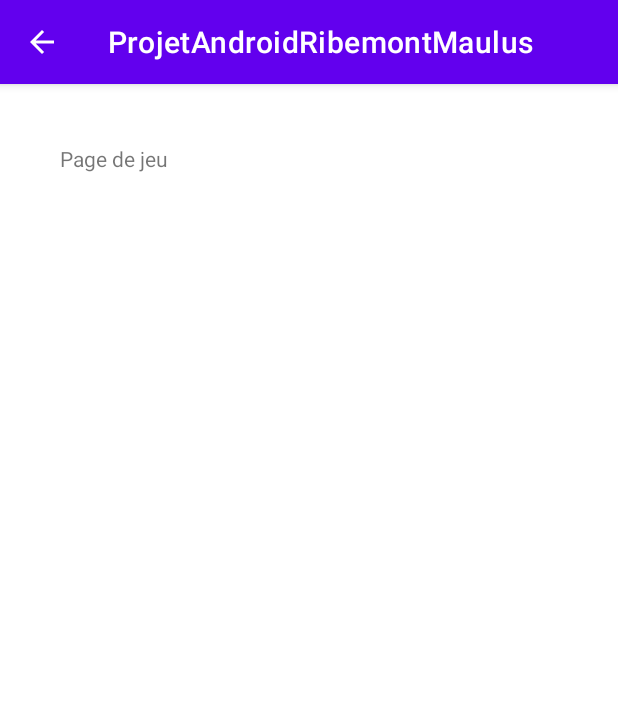
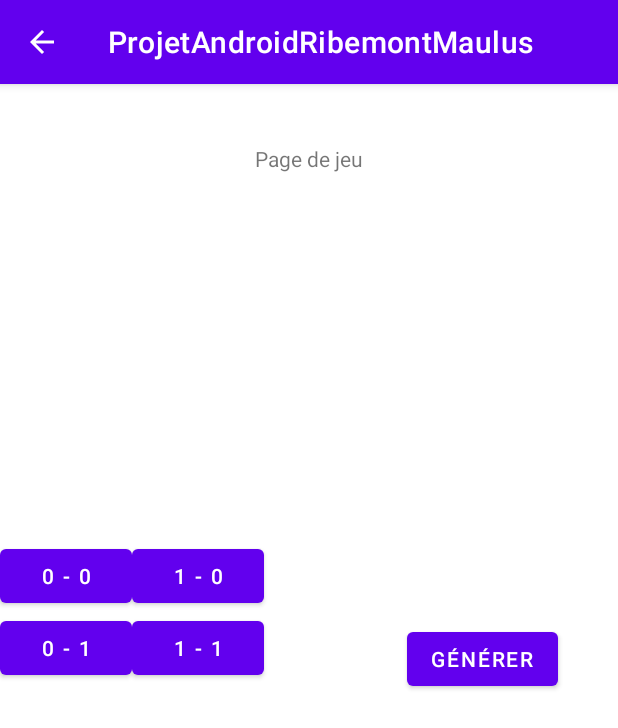
Before and after one commit to TEDDAC/Game-Of-Life-Android, an Android app: the screen it shows after launch (FenetreDeJeu), after a tap on "Commencer", on a phone screen of 412 x 824 dp. Shown: the top 728 px of the screen. Run offline under Robolectric (Android 15) with nearby library versions, the phone set to English and light mode, and no system bars.

Commit message:
ajout de boutons ( pour la grille : j'ai commence a mettre différents bouton mais je ne pense pas que cela soit la bonne solution ) ajout de quelques méthodes test pour test le comportement des boutons et de la modif + ajout du début du thread qui se lance lors de la click du premier bouton

```diff
--- a/Code/app/src/main/java/fr/iut63/projetandroidribemontmaulus/view/MainActivity.java
+++ b/Code/app/src/main/java/fr/iut63/projetandroidribemontmaulus/view/MainActivity.java
@@ -54,6 +54,10 @@ public class MainActivity extends AppCompatActivity {
     }
 
     public void clickButton(View view) {
+        // Test a supprimer
+
+        PrimeThread p = new PrimeThread(1);
+        new Thread(p).start();
         Intent monIntent = new Intent(this, FenetreDeJeu.class);
         startActivity(monIntent);
     }
--- /dev/null
+++ b/Code/app/src/main/java/fr/iut63/projetandroidribemontmaulus/view/PrimeThread.java
@@ -0,0 +1,17 @@
+package fr.iut63.projetandroidribemontmaulus.view;
+
+import android.util.Log;
+
+public class PrimeThread implements Runnable{
+    long minPrime;
+    PrimeThread(long minPrime){
+        this.minPrime = minPrime;
+    }
+
+    public void run(){
+        Log.d("Thread","Test du thread");
+        while (true){
+            Log.d("Thread","Test du thread");
+        }
+    }
+}
--- a/Code/app/src/main/res/layout/fenetredejeu.xml
+++ b/Code/app/src/main/res/layout/fenetredejeu.xml
@@ -9,10 +9,57 @@
         android:id="@+id/textView2"
         android:layout_width="wrap_content"
         android:layout_height="wrap_content"
-        android:layout_marginStart="40dp"
         android:layout_marginTop="40dp"
         android:text="Page de jeu"
+        app:layout_constraintEnd_toEndOf="parent"
         app:layout_constraintStart_toStartOf="parent"
         app:layout_constraintTop_toTopOf="parent" />
 
+    <Button
+        android:id="@+id/button2"
+        android:layout_width="wrap_content"
+        android:layout_height="wrap_content"
+        android:layout_marginEnd="40dp"
+        android:onClick="clickButtonGenerate"
+        android:text="Générer"
+        app:layout_constraintBottom_toBottomOf="parent"
+        app:layout_constraintEnd_toEndOf="parent"
+        app:layout_constraintTop_toTopOf="parent"
+        app:layout_constraintVertical_bias="0.499" />
+
+    <Button
+        android:id="@+id/button10"
+        android:layout_width="wrap_content"
+        android:layout_height="wrap_content"
+        android:layout_marginTop="304dp"
+        android:onClick="clickSelect"
+        android:text="0 - 0"
+        app:layout_constraintStart_toStartOf="parent"
+        app:layout_constraintTop_toTopOf="parent" />
+
+    <Button
+        android:id="@+id/button13"
+        android:layout_width="wrap_content"
+        android:layout_height="wrap_content"
+        android:layout_marginTop="304dp"
+        android:text="1 - 0"
+        app:layout_constraintStart_toEndOf="@+id/button10"
+        app:layout_constraintTop_toTopOf="parent" />
+
+    <Button
+        android:id="@+id/button14"
+        android:layout_width="wrap_content"
+        android:layout_height="wrap_content"
+        android:text="0 - 1"
+        app:layout_constraintStart_toStartOf="parent"
+        app:layout_constraintTop_toBottomOf="@+id/button10" />
+
+    <Button
+        android:id="@+id/button15"
+        android:layout_width="wrap_content"
+        android:layout_height="wrap_content"
+        android:text="1 - 1"
+        app:layout_constraintStart_toEndOf="@+id/button14"
+        app:layout_constraintTop_toBottomOf="@+id/button13" />
+
 </androidx.constraintlayout.widget.ConstraintLayout>
```
Also changed, not shown: Code/app/src/main/java/fr/iut63/projetandroidribemontmaulus/view/FenetreDeJeu.java (+16 -0 lines), Code/app/src/main/res/layout/mainwindow.xml (+21 -10 lines), Code/app/src/main/res/mipmap-hdpi/imagemain.jpeg (added).
